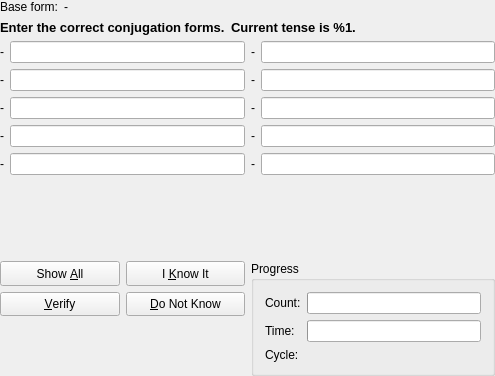
First picture: the form in src/practice/VerbQueryDlgForm.ui, repository KDE/parley, before the edit.
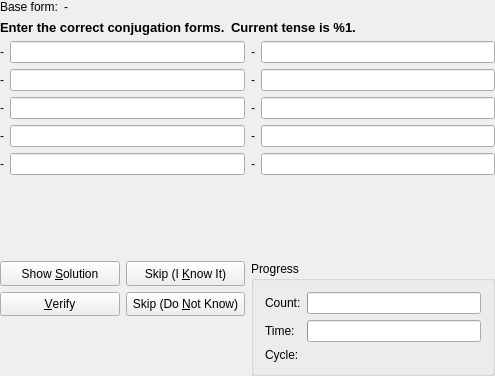
Second picture: the form after the edit.

Commit message: consistently show solution and skip on buttons as text

What changed in the file:
```diff
--- a/src/practice/VerbQueryDlgForm.ui
+++ b/src/practice/VerbQueryDlgForm.ui
@@ -380,7 +380,7 @@
           </sizepolicy>
          </property>
          <property name="text" >
-          <string>I &amp;Know It</string>
+          <string>Skip (I &amp;Know It)</string>
          </property>
         </widget>
        </item>
@@ -406,7 +406,7 @@
           </sizepolicy>
          </property>
          <property name="text" >
-          <string>Show &amp;All</string>
+          <string>Show &amp;Solution</string>
          </property>
         </widget>
        </item>
@@ -419,7 +419,7 @@
           </sizepolicy>
          </property>
          <property name="text" >
-          <string>&amp;Do Not Know</string>
+          <string>Skip (Do &amp;Not Know)</string>
          </property>
         </widget>
        </item>
```
The commit also changes 3 other files.
